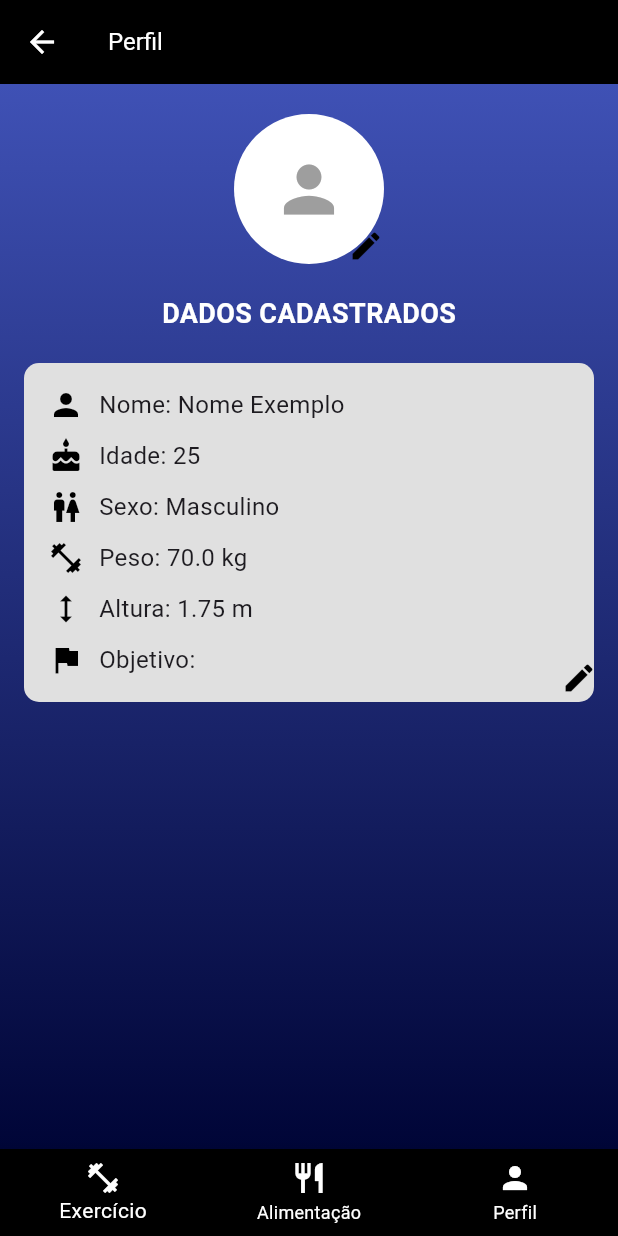
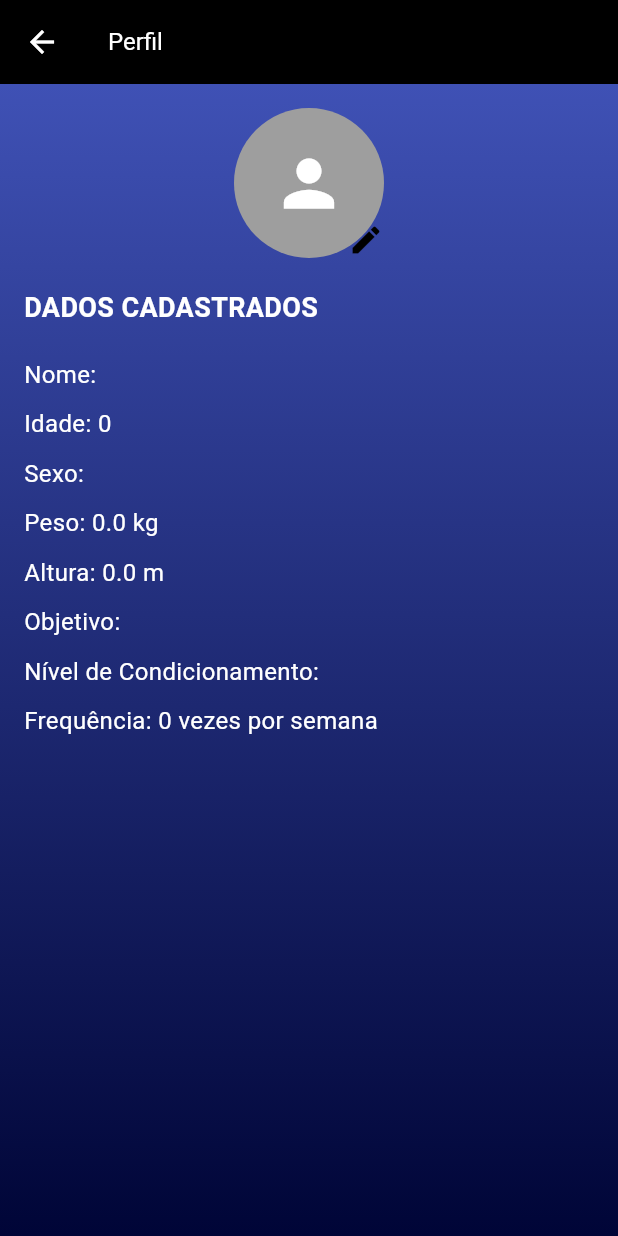
Before and after one commit to CleitonAsuos/GymFit, a Flutter app: the AlimentacaoPage screen opened directly with empty values, item 3 of the bottom bar chosen, after a tap on the "edit" icon, on a phone screen of 412 x 824 dp. Run offline on Flutter 3.47's test engine with Material 3 defaults, Android fonts, the phone set to English and light mode, and no system bars; our stand-ins replace flutter_mobx, mobx, sqflite; accounts and stored records are empty; generated files the repository leaves out were written again.

Commit message:
Integrao de banco sqflite

```diff
--- a/lib/alimentacao_page.dart
+++ b/lib/alimentacao_page.dart
@@ -356,12 +356,6 @@ class AlimentacaoPage extends StatelessWidget {
               context,
               MaterialPageRoute(
                 builder: (context) => PerfilPage(
-                  nome: 'Nome Exemplo', // Substitua pelos dados reais
-                  idade: 25, // Substitua pelos dados reais
-                  sexo: 'Masculino', // Substitua pelos dados reais
-                  peso: 70.0, // Substitua pelos dados reais
-                  altura: 1.75, // Substitua pelos dados reais
-                  objetivo: objetivo, // Use o objetivo atual
                 ),
               ),
             );
--- /dev/null
+++ b/lib/database_helper.dart
@@ -0,0 +1,53 @@
+import 'package:sqflite/sqflite.dart';
+import 'package:path/path.dart';
+
+class DatabaseHelper {
+  static final DatabaseHelper instance = DatabaseHelper._privateConstructor();
+
+  DatabaseHelper._privateConstructor();
+
+  static Database? _database;
+
+  Future<Database> get database async {
+    if (_database != null) return _database!;
+    _database = await _initDatabase();
+    return _database!;
+  }
+
+  Future<Database> _initDatabase() async {
+    String path = join(await getDatabasesPath(), 'app_database.db');
+    return await openDatabase(
+      path,
+      version: 1,
+      onCreate: _onCreate,
+    );
+  }
+
+  Future<void> _onCreate(Database db, int version) async {
+    await db.execute('''
+      CREATE TABLE users(
+        id INTEGER PRIMARY KEY AUTOINCREMENT,
+        nome TEXT,
+        idade INTEGER,
+        sexo TEXT,
+        peso REAL,
+        altura REAL,
+        objetivo TEXT,
+        username TEXT,
+        password TEXT,
+        nivelCondicionamento TEXT,
+        frequencia INTEGER
+      )
+    ''');
+  }
+
+  Future<int> insertUser(Map<String, dynamic> user) async {
+    Database db = await database;
+    return await db.insert('users', user);
+  }
+
+  Future<List<Map<String, dynamic>>> getUsers() async {
+    Database db = await database;
+    return await db.query('users');
+  }
+}
--- a/lib/main.dart
+++ b/lib/main.dart
@@ -16,7 +16,7 @@ class MyApp extends StatelessWidget {
       theme: ThemeData(
         primarySwatch: Colors.indigo,
       ),
-      home: Loginpage(),
+      home: LoginPage(),
     );
   }
 }
--- a/lib/perfil_page.dart
+++ b/lib/perfil_page.dart
@@ -1,61 +1,84 @@
 import 'package:flutter/material.dart';
+import 'database_helper.dart';
+import 'user.dart';
 import 'alimentacao_page.dart';
 
-class PerfilPage extends StatelessWidget {
-  final String nome;
-  final int idade;
-  final String sexo;
-  final double peso;
-  final double altura;
-  final String objetivo;
+class PerfilPage extends StatefulWidget {
+  @override
+  _PerfilPageState createState() => _PerfilPageState();
+}
 
-  const PerfilPage({
-    Key? key,
-    required this.nome,
-    required this.idade,
-    required this.sexo,
-    required this.peso,
-    required this.altura,
-    required this.objetivo,
-  }) : super(key: key);
+class _PerfilPageState extends State<PerfilPage> {
+  final DatabaseHelper _dbHelper = DatabaseHelper.instance;
+  User? _user;
+
+  @override
+  void initState() {
+    super.initState();
+    _loadUserData();
+  }
+
+  void _loadUserData() async {
+    List<Map<String, dynamic>> users = await _dbHelper.getUsers();
+    if (users.isNotEmpty) {
+      setState(() {
+        _user = User.fromMap(users.first);
+      });
+    } else {
+      setState(() {
+        _user = User(
+          nome: '',
+          idade: 0,
+          sexo: '',
+          peso: 0.0,
+          altura: 0.0,
+          objetivo: '',
+          username: '',
+          password: '',
+          nivelCondicionamento: '',
+          frequencia: 0,
+        );
+      });
+    }
+  }
 
   @override
   Widget build(BuildContext context) {
     return Scaffold(
       appBar: AppBar(
         backgroundColor: Colors.black,
+        title: Text('Perfil'),
         leading: IconButton(
-          icon: const Icon(Icons.arrow_back),
+          icon: Icon(Icons.arrow_back),
           color: Colors.white,
           onPressed: () => Navigator.pop(context, false),
         ),
-        title: const Text("Perfil"),
-        titleTextStyle: const TextStyle(
+        titleTextStyle: TextStyle(
           color: Colors.white,
           fontSize: 16,
         ),
       ),
       body: Container(
-        decoration: const BoxDecoration(
+        padding: EdgeInsets.all(16.0),
+        decoration: BoxDecoration(
           gradient: LinearGradient(
-            colors: [Colors.indigo,const Color.fromARGB(255, 0, 5, 55)],
+            colors: [Colors.indigo, const Color.fromARGB(255, 0, 5, 55)],
             begin: Alignment.topCenter,
             end: Alignment.bottomCenter,
           ),
         ),
-        child: Center(
-          child: Column(
+        child: ListView(
           children: [
-              const SizedBox(height: 20),
-              Stack(
+            Center(
+              child: Stack(
                 children: [
-                  const CircleAvatar(
+                  CircleAvatar(
                     radius: 50,
-                    backgroundColor: Colors.white,
+                    backgroundColor: Colors.grey,
                     child: Icon(
                       Icons.person,
                       size: 50,
-                      color: Colors.grey,
+                      color: Colors.white,
                     ),
                   ),
                   Positioned(
@@ -73,6 +96,7 @@ class PerfilPage extends StatelessWidget {
                   ),
                 ],
               ),
+            ),
             const SizedBox(height: 20),
             const Text(
               'DADOS CADASTRADOS',
@@ -83,135 +107,81 @@ class PerfilPage extends StatelessWidget {
               ),
             ),
             const SizedBox(height: 20),
-              Stack(
-                children: [
-                  Container(
-                    padding: const EdgeInsets.all(16.0),
-                    margin: const EdgeInsets.symmetric(horizontal: 16.0),
-                    decoration: BoxDecoration(
-                      color: Colors.grey[300],
-                      borderRadius: BorderRadius.circular(10),
-                    ),
-                    child: Column(
+            _user != null
+                ? Column(
                     crossAxisAlignment: CrossAxisAlignment.start,
                     children: [
-                        Row(
-                          children: [
-                            const Icon(Icons.person, color: Colors.black),
-                            const SizedBox(width: 10),
-                            Text('Nome: $nome',
-                                style: const TextStyle(fontSize: 16)),
-                          ],
+                      Text(
+                        'Nome: ${_user!.nome}',
+                        style: TextStyle(
+                          color: Colors.white,
+                          fontSize: 16,
+                        ),
                       ),
                       const SizedBox(height: 10),
-                        Row(
-                          children: [
-                            const Icon(Icons.cake, color: Colors.black),
-                            const SizedBox(width: 10),
-                            Text('Idade: $idade',
-                                style: const TextStyle(fontSize: 16)),
-                          ],
+                      Text(
+                        'Idade: ${_user!.idade}',
+                        style: TextStyle(
+                          color: Colors.white,
+                          fontSize: 16,
+                        ),
                       ),
                       const SizedBox(height: 10),
-                        Row(
-                          children: [
-                            const Icon(Icons.wc, color: Colors.black),
-                            const SizedBox(width: 10),
-                            Text('Sexo: $sexo',
-                                style: const TextStyle(fontSize: 16)),
-                          ],
+                      Text(
+                        'Sexo: ${_user!.sexo}',
+                        style: TextStyle(
+                          color: Colors.white,
+                          fontSize: 16,
+                        ),
                       ),
                       const SizedBox(height: 10),
-                        Row(
-                          children: [
-                            const Icon(Icons.fitness_center,
-                                color: Colors.black),
-                            const SizedBox(width: 10),
-                            Text('Peso: $peso kg',
-                                style: const TextStyle(fontSize: 16)),
-                          ],
+                      Text(
+                        'Peso: ${_user!.peso} kg',
+                        style: TextStyle(
+                          color: Colors.white,
+                          fontSize: 16,
+                        ),
                       ),
                       const SizedBox(height: 10),
-                        Row(
-                          children: [
-                            const Icon(Icons.height, color: Colors.black),
-                            const SizedBox(width: 10),
-                            Text('Altura: $altura m',
-                                style: const TextStyle(fontSize: 16)),
-                          ],
+                      Text(
+                        'Altura: ${_user!.altura} m',
+                        style: TextStyle(
+                          color: Colors.white,
+                          fontSize: 16,
+                        ),
                       ),
                       const SizedBox(height: 10),
-                        Row(
-                          children: [
-                            const Icon(Icons.flag, color: Colors.black),
-                            const SizedBox(width: 10),
-                            Text('Objetivo: $objetivo',
-                                style: const TextStyle(fontSize: 16)),
+                      Text(
+                        'Objetivo: ${_user!.objetivo}',
+                        style: TextStyle(
+                          color: Colors.white,
+                          fontSize: 16,
+                        ),
+                      ),
+                      const SizedBox(height: 10),
+                      Text(
+                        'Nível de Condicionamento: ${_user!.nivelCondicionamento}',
+                        style: TextStyle(
+                          color: Colors.white,
+                          fontSize: 16,
+                        ),
+                      ),
+                      const SizedBox(height: 10),
+                      Text(
+                        'Frequência: ${_user!.frequencia} vezes por semana',
+                        style: TextStyle(
+                          color: Colors.white,
+                          fontSize: 16,
+                        ),
+                      ),
                     ],
+                  )
+                : Center(
+                    child: CircularProgressIndicator(),
                   ),
           ],
         ),
       ),
-                  Positioned(
-                    bottom: 4,
-                    right: 14,
-                    child: GestureDetector(
-                      onTap: () {
-                        // Futuramente, adicione a lógica para editar os dados
-                      },
-                      child: const Icon(
-                        Icons.edit,
-                        color: Colors.black,
-                      ),
-                    ),
-                  ),
-                ],
-              ),
-            ],
-          ),
-        ),
-      ),
-      bottomNavigationBar: BottomNavigationBar(
-        items: const [
-          BottomNavigationBarItem(
-            icon: Icon(Icons.fitness_center),
-            label: 'Exercício',
-          ),
-          BottomNavigationBarItem(
-            icon: Icon(Icons.restaurant),
-            label: 'Alimentação',
-          ),
-          BottomNavigationBarItem(
-            icon: Icon(Icons.person),
-            label: 'Perfil',
-          ),
-        ],
-        selectedItemColor: Colors.white,
-        unselectedItemColor: Colors.white,
-        backgroundColor: Colors.black,
-        onTap: (index) {
-          if (index == 0) {
-            Navigator.pop(context);
-          } else if (index == 1) {
-            if (objetivo.isNotEmpty) {
-              Navigator.push(
-                context,
-                MaterialPageRoute(
-                  builder: (context) => AlimentacaoPage(objetivo: objetivo),
-                ),
-              );
-            } else {
-              // Mostrar uma mensagem de erro ou alerta
-              ScaffoldMessenger.of(context).showSnackBar(
-                const SnackBar(
-                  content: Text(
-                      'Por favor, selecione um objetivo antes de continuar.'),
-                ),
     );
   }
 }
-        },
-      ),
-    );
-  }
-}
--- a/lib/principal_page.dart
+++ b/lib/principal_page.dart
@@ -328,12 +328,6 @@ class MainPage extends StatelessWidget {
               context,
               MaterialPageRoute(
                 builder: (context) => PerfilPage(
-                  nome: 'Nome Exemplo', // Substitua pelos dados reais
-                  idade: 25, // Substitua pelos dados reais
-                  sexo: 'Masculino', // Substitua pelos dados reais
-                  peso: 70.0, // Substitua pelos dados reais
-                  altura: 1.75, // Substitua pelos dados reais
-                  objetivo: store.objetivo, // Use o objetivo do store
                 ),
               ),
             );
--- /dev/null
+++ b/lib/user.dart
@@ -0,0 +1,129 @@
+import 'package:flutter/material.dart';
+import 'database_helper.dart';
+
+class User {
+  final int? id;
+  final String nome;
+  final int idade;
+  final String sexo;
+  final double peso;
+  final double altura;
+  final String objetivo;
+  final String username; // Email
+  final String password;
+  final String nivelCondicionamento;
+  final int frequencia; // Add this line
+
+  User({
+    this.id,
+    required this.nome,
+    required this.idade,
+    required this.sexo,
+    required this.peso,
+    required this.altura,
+    required this.objetivo,
+    required this.username,
+    required this.password,
+    required this.nivelCondicionamento,
+    required this.frequencia, // Add this line
+  });
+
+  Map<String, dynamic> toMap() {
+    return {
+      'id': id,
+      'nome': nome,
+      'idade': idade,
+      'sexo': sexo,
+      'peso': peso,
+      'altura': altura,
+      'objetivo': objetivo,
+      'username': username,
+      'password': password,
+      'nivelCondicionamento': nivelCondicionamento,
+      'frequencia': frequencia, // Add this line
+    };
+  }
+
+  factory User.fromMap(Map<String, dynamic> map) {
+    return User(
+      id: map['id'],
+      nome: map['nome'] ?? '',
+      idade: map['idade'] ?? 0,
+      sexo: map['sexo'] ?? '',
+      peso: map['peso'] ?? 0.0,
+      altura: map['altura'] ?? 0.0,
+      objetivo: map['objetivo'] ?? '',
+      username: map['username'] ?? '',
+      password: map['password'] ?? '',
+      nivelCondicionamento: map['nivelCondicionamento'] ?? '',
+      frequencia: map['frequencia'] ?? 0, // Add this line
+    );
+  }
+}
+
+final _dbHelper = DatabaseHelper.instance;
+
+class UserDataLoader extends StatefulWidget {
+  @override
+  _UserDataLoaderState createState() => _UserDataLoaderState();
+}
+
+class _UserDataLoaderState extends State<UserDataLoader> {
+  User? _user;
+
+  @override
+  void initState() {
+    super.initState();
+    _loadUserData();
+  }
+
+  void _loadUserData() async {
+    List<Map<String, dynamic>> users = await _dbHelper.getUsers();
+    if (users.isNotEmpty) {
+      setState(() {
+        _user = User.fromMap(users.first);
+      });
+    } else {
+      setState(() {
+        _user = User(
+          nome: '',
+          idade: 0,
+          sexo: '',
+          peso: 0.0,
+          altura: 0.0,
+          objetivo: '',
+          username: '',
+          password: '',
+          nivelCondicionamento: '',
+          frequencia: 0, // Add this line
+        );
+      });
+    }
+  }
+
+  @override
+  Widget build(BuildContext context) {
+    return Scaffold(
+      appBar: AppBar(
+        title: Text('User Data Loader'),
+      ),
+      body: _user == null
+          ? Center(child: CircularProgressIndicator())
+          : Padding(
+              padding: const EdgeInsets.all(16.0),
+              child: Column(
+                crossAxisAlignment: CrossAxisAlignment.start,
+                children: [
+                  Text('Name: ${_user!.nome}'),
+                  Text('Age: ${_user!.idade}'),
+                  Text('Sex: ${_user!.sexo}'),
+                  Text('Weight: ${_user!.peso} kg'),
+                  Text('Height: ${_user!.altura} m'),
+                  Text('Goal: ${_user!.objetivo}'),
+                  Text('Username: ${_user!.username}'),
+                ],
+              ),
+            ),
+    );
+  }
+}
```
Also changed, not shown: lib/cadastro_page.dart (+52 -15 lines), lib/cadastro_store.dart (+36 -11 lines), lib/exercicio_page.dart (+44 -0 lines), lib/login_page.dart (+55 -56 lines), pubspec.yaml (+2 -6 lines), lib/cadastro_store.g.dart, pubspec.lock, 1 other file. Lines whose indentation alone changed are shown as unchanged.
